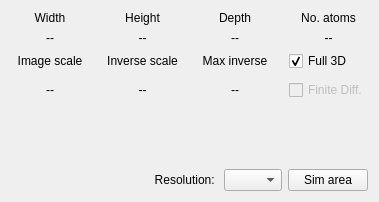
Before: the Qt Designer form src/gui/frames/simulationframe.ui in Jeffrey-Ede/clTEM, drawn with Qt 5.
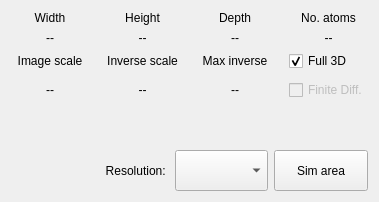
After: the same form once the commit is applied.

```diff
--- a/src/gui/frames/simulationframe.ui
+++ b/src/gui/frames/simulationframe.ui
@@ -246,6 +246,12 @@
      </item>
      <item>
       <widget class="QComboBox" name="cmbResolution">
+       <property name="sizePolicy">
+        <sizepolicy hsizetype="Expanding" vsizetype="Expanding">
+         <horstretch>0</horstretch>
+         <verstretch>0</verstretch>
+        </sizepolicy>
+       </property>
        <property name="minimumSize">
         <size>
          <width>0</width>
@@ -309,7 +315,7 @@
      <item>
       <widget class="QPushButton" name="btnSimArea">
        <property name="sizePolicy">
-        <sizepolicy hsizetype="Preferred" vsizetype="Fixed">
+        <sizepolicy hsizetype="Expanding" vsizetype="Expanding">
          <horstretch>0</horstretch>
          <verstretch>0</verstretch>
         </sizepolicy>
```
